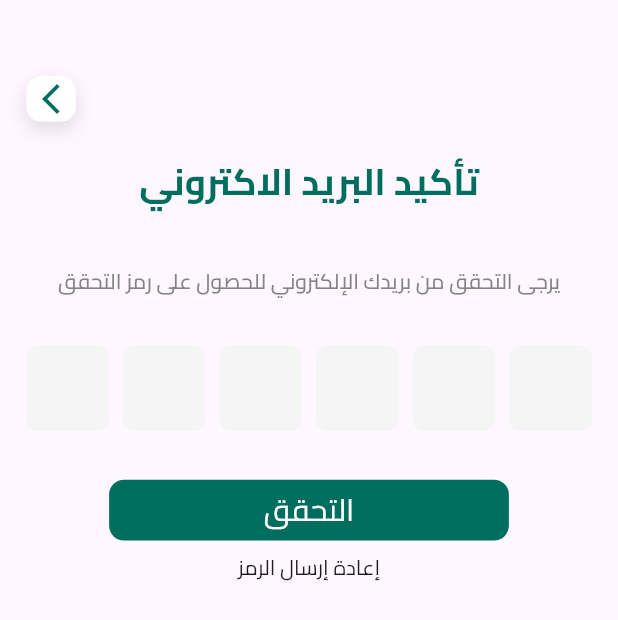
After one commit to AhmedSlman/Mandopy, a Flutter app: the VerifyEmailView screen opened by its route, after a tap on "التحقق", on a phone screen of 412 x 824 dp. The commit adds this screen. Shown: the top 620 px of the screen. Run offline on Flutter 3.47's test engine with Material 3 defaults, Android fonts, the phone set to English and light mode, and no system bars; our stand-ins replace bloc, dartz, dio, flutter_bloc, flutter_screenutil, get_it and 2 more; accounts and stored records are empty; network calls fail.

Commit message:
auth feature logic

```diff
--- a/lib/core/routes/app_routers.dart
+++ b/lib/core/routes/app_routers.dart
@@ -2,12 +2,13 @@ import 'package:flutter_bloc/flutter_bloc.dart';
 import 'package:go_router/go_router.dart';
 import 'package:mandopy/core/routes/router_names.dart';
 import 'package:mandopy/core/services/service_locator.dart';
-import 'package:mandopy/src/features/auth/presentation/cubit/auth_cubit.dart';
+import 'package:mandopy/src/features/auth/cubit/auth_cubit.dart';
 import 'package:mandopy/src/features/auth/presentation/views/forget_password.dart';
 import 'package:mandopy/src/features/auth/presentation/views/login_view.dart';
 import 'package:mandopy/src/features/auth/presentation/views/otp_code.dart';
 import 'package:mandopy/src/features/auth/presentation/views/reset_password.dart';
 import 'package:mandopy/src/features/auth/presentation/views/sigin_up_view.dart';
+import 'package:mandopy/src/features/auth/presentation/views/vreify_email_view.dart';
 import 'package:mandopy/src/features/dailyPlane/presentation/views/daily_plane_view.dart';
 import 'package:mandopy/src/features/home/presentation/view/home_view.dart';
 import 'package:mandopy/src/splach.dart';
@@ -51,6 +52,18 @@ final GoRouter router = GoRouter(
     GoRoute(
       path: RouterNames.dailyPlane,
       builder: (context, state) => const DailyPlaneView(),
-    )
+    ),
+    GoRoute(
+      path: RouterNames.verifyEmail,
+      builder: (context, state) {
+        final email = state.extra is String ? state.extra as String : '';
+        return BlocProvider(
+          create: (context) => getIt<AuthCubit>(),
+          child: VerifyEmailView(
+            email: email,
+          ),
+        );
+      },
+    ),
   ],
 );
--- a/lib/core/routes/router_names.dart
+++ b/lib/core/routes/router_names.dart
@@ -1,10 +1,11 @@
 abstract class RouterNames {
   static const String splash = '/1';
-  static const String login = '/';
-  static const String signup = '/j';
+  static const String login = '/v';
+  static const String signup = '/';
   static const String forgetPassword = '/32';
   static const String resetPassword = '/g';
   static const String otp = '/g';
   static const String home = '/f';
   static const String dailyPlane = '/e';
+  static const String verifyEmail = "/cc";
 }
--- a/lib/core/services/service_locator.dart
+++ b/lib/core/services/service_locator.dart
@@ -5,7 +5,7 @@ import 'package:mandopy/core/data/api/dio_consumer.dart';
 import 'package:mandopy/core/data/cached/cache_helper.dart';
 import 'package:mandopy/src/features/auth/data/repos/auth_repo_abstract.dart';
 import 'package:mandopy/src/features/auth/data/repos/auth_repo_implementation.dart';
-import 'package:mandopy/src/features/auth/presentation/cubit/auth_cubit.dart';
+import 'package:mandopy/src/features/auth/cubit/auth_cubit.dart';
 
 final GetIt getIt = GetIt.instance;
 void setupLocator() {
--- a/lib/core/utils/app_strings.dart
+++ b/lib/core/utils/app_strings.dart
@@ -3,6 +3,7 @@ abstract class AppStrings {
       creatNewAccount = "انشاء حساب جديد !",
       welcom = "مرحبا بك  ",
       signIn = "تسجيل الدخول",
+      verifyEmail = "تأكيد البريد الاكتروني",
       donotHaveAnAccount = "ليس لديك حساب ؟ ",
       resendCode = "إعادة إرسال الرمز",
       home = "الرئيسية",
--- a/lib/main.dart
+++ b/lib/main.dart
@@ -7,6 +7,5 @@ Future<void> main() async {
   WidgetsFlutterBinding.ensureInitialized();
   setupLocator();
   await getIt<CacheHelper>().init();
-
   runApp(const Mandopy());
 }
--- a/lib/src/features/auth/presentation/cubit/auth_cubit.dart
+++ b/lib/src/features/auth/cubit/auth_cubit.dart
@@ -70,4 +70,22 @@ class AuthCubit extends Cubit<AuthState> {
       (userResponse) => emit(LoginSuccessState(userModel: userResponse.user)),
     );
   }
+
+  Future<void> verifyEmail({
+    required String email,
+    required String code,
+  }) async {
+    emit(VerifyEmailLoadingState());
+
+    final result = await authRepo.verifyEmail(
+      email: email,
+      code: code,
+    );
+
+    result.fold(
+      (error) => emit(VerifyEmailFailureState(errorMessage: error)),
+      (userResponse) =>
+          emit(VerifyEmailSuccessState(userModel: userResponse.message)),
+    );
+  }
 }
--- a/lib/src/features/auth/presentation/cubit/auth_state.dart
+++ b/lib/src/features/auth/cubit/auth_state.dart
@@ -32,3 +32,17 @@ final class LoginFailureState extends AuthState {
 
   LoginFailureState({required this.errorMessage});
 }
+
+final class VerifyEmailLoadingState extends AuthState {}
+
+final class VerifyEmailSuccessState extends AuthState {
+  final String userModel;
+
+  VerifyEmailSuccessState({required this.userModel});
+}
+
+final class VerifyEmailFailureState extends AuthState {
+  final ErrorModel errorMessage;
+
+  VerifyEmailFailureState({required this.errorMessage});
+}
--- a/lib/src/features/auth/data/repos/auth_repo_abstract.dart
+++ b/lib/src/features/auth/data/repos/auth_repo_abstract.dart
@@ -16,4 +16,6 @@ abstract class AuthRepoAbstract {
     required String email,
     required String password,
   });
+  Future<Either<ErrorModel, VerifyEmailResponse>> verifyEmail(
+      {required String email, required String code});
 }
--- a/lib/src/features/auth/data/repos/auth_repo_implementation.dart
+++ b/lib/src/features/auth/data/repos/auth_repo_implementation.dart
@@ -69,4 +69,30 @@ class AuthRepoImplementation implements AuthRepoAbstract {
       return Left(e.errorModel);
     }
   }
+
+  @override
+  Future<Either<ErrorModel, VerifyEmailResponse>> verifyEmail({
+    required String email,
+    required String code,
+  }) async {
+    try {
+      final response = await api.post(
+        "verify-email",
+        headers: {
+          'Accept': 'application/vnd.api+json',
+          'Content-Type': 'application/vnd.api+json'
+        },
+        data: {
+          'email': email,
+          'verification_code': code,
+        },
+        isFormData: true,
+      );
+      final userResponse = VerifyEmailResponse.fromJson(response);
+
+      return Right(userResponse);
+    } on ServerException catch (e) {
+      return Left(e.errorModel);
+    }
+  }
 }
--- a/lib/src/features/auth/presentation/componants/login_form.dart
+++ b/lib/src/features/auth/presentation/componants/login_form.dart
@@ -5,7 +5,7 @@ import 'package:mandopy/core/common/functions/validator.dart';
 import 'package:mandopy/core/common/widgets/custom_btn.dart';
 import 'package:mandopy/core/routes/router_names.dart';
 import 'package:mandopy/core/utils/app_strings.dart';
-import 'package:mandopy/src/features/auth/presentation/cubit/auth_cubit.dart';
+import 'package:mandopy/src/features/auth/cubit/auth_cubit.dart';
 import 'package:mandopy/src/features/auth/presentation/widgets/auth_text_form_field.dart';
 import 'package:mandopy/src/features/auth/presentation/widgets/forget_password.dart';
 
--- a/lib/src/features/auth/presentation/componants/sign_up_form_section.dart
+++ b/lib/src/features/auth/presentation/componants/sign_up_form_section.dart
@@ -6,7 +6,7 @@ import 'package:mandopy/core/common/functions/validator.dart';
 import 'package:mandopy/core/common/widgets/custom_btn.dart';
 import 'package:mandopy/core/routes/router_names.dart';
 import 'package:mandopy/core/utils/app_strings.dart';
-import 'package:mandopy/src/features/auth/presentation/cubit/auth_cubit.dart';
+import 'package:mandopy/src/features/auth/cubit/auth_cubit.dart';
 import 'package:mandopy/src/features/auth/presentation/widgets/auth_text_form_field.dart';
 import 'package:mandopy/src/features/auth/presentation/widgets/repersentative_type_widget.dart';
 
@@ -95,6 +95,7 @@ class SignUpFormSection extends StatelessWidget {
                 role: selectedRole,
                 admincode: adminCodeController.text,
               );
+              context.go(RouterNames.verifyEmail, extra: emailController.text);
             },
           ),
         ],
--- /dev/null
+++ b/lib/src/features/auth/presentation/views/vreify_email_view.dart
@@ -0,0 +1,50 @@
+import 'package:flutter/material.dart';
+import 'package:flutter_bloc/flutter_bloc.dart';
+import 'package:flutter_screenutil/flutter_screenutil.dart';
+import 'package:mandopy/core/common/widgets/custom_app_bar.dart';
+import 'package:mandopy/core/common/widgets/custom_btn.dart';
+import 'package:mandopy/core/common/widgets/custom_icon_back.dart';
+import 'package:mandopy/core/utils/app_strings.dart';
+import 'package:mandopy/src/features/auth/cubit/auth_cubit.dart';
+import 'package:mandopy/src/features/auth/presentation/widgets/custom_otp_fields.dart';
+import 'package:mandopy/src/features/auth/presentation/widgets/forget_password.dart';
+import 'package:mandopy/src/features/auth/presentation/widgets/forget_password_message.dart';
+
+class VerifyEmailView extends StatelessWidget {
+  VerifyEmailView({super.key, required this.email});
+  final String email;
+  final List<TextEditingController> controllers =
+      List.generate(6, (index) => TextEditingController());
+
+  @override
+  Widget build(BuildContext context) {
+    return Scaffold(
+      body: Column(
+        children: [
+          const CustomIconBackWidget(),
+          CustomAppBar(title: AppStrings.verifyEmail, padding: 16.h),
+          const ForgetPasswordMessage(message: AppStrings.otpMessage),
+          CustomOTPFields(
+            controllers: controllers,
+          ),
+          CustomButton(
+              text: 'التحقق',
+              onPressed: () {
+                final authCubit = context.read<AuthCubit>();
+                String code =
+                    controllers.map((controller) => controller.text).join();
+
+                authCubit.verifyEmail(
+                  email: email,
+                  code: code,
+                );
+              }),
+          const CustomTextButton(
+            text: AppStrings.resendCode,
+            alignment: Alignment.center,
+          ),
+        ],
+      ),
+    );
+  }
+}
--- a/lib/src/features/auth/presentation/widgets/custom_otp_fields.dart
+++ b/lib/src/features/auth/presentation/widgets/custom_otp_fields.dart
@@ -19,9 +19,9 @@ class CustomOTPFields extends StatelessWidget {
       padding: EdgeInsets.symmetric(horizontal: 16.0.w, vertical: 16.0.h),
       child: Row(
         mainAxisAlignment: MainAxisAlignment.spaceBetween,
-        children: List.generate(4, (index) {
+        children: List.generate(6, (index) {
           return SizedBox(
-            width: 60.w,
+            width: 50.w,
             child: TextFormField(
               controller: controllers[index],
               obscureText: false,
@@ -47,6 +47,11 @@ class CustomOTPFields extends StatelessWidget {
               ),
               keyboardType: TextInputType.number,
               validator: validator ?? (value) => null,
+              onChanged: (value) {
+                if (value.isNotEmpty && index < controllers.length - 1) {
+                  FocusScope.of(context).nextFocus();
+                }
+              },
             ),
           );
         }),
```
Also changed, not shown: lib/src/features/auth/data/models/user_model.dart (+21 -0 lines).
